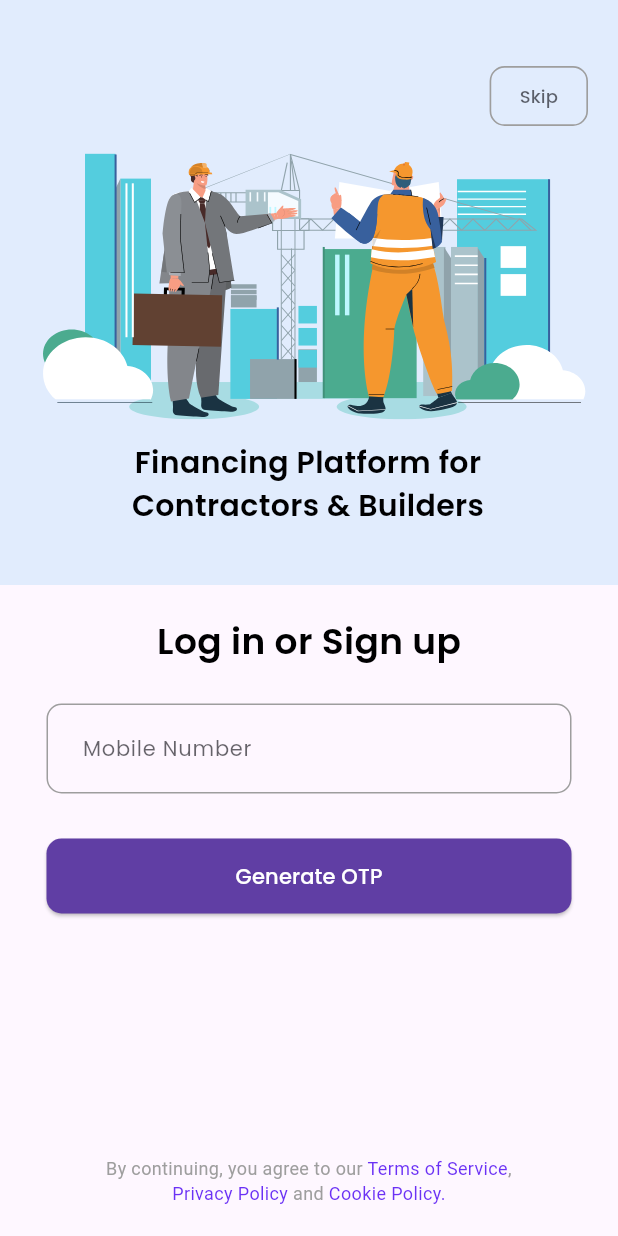
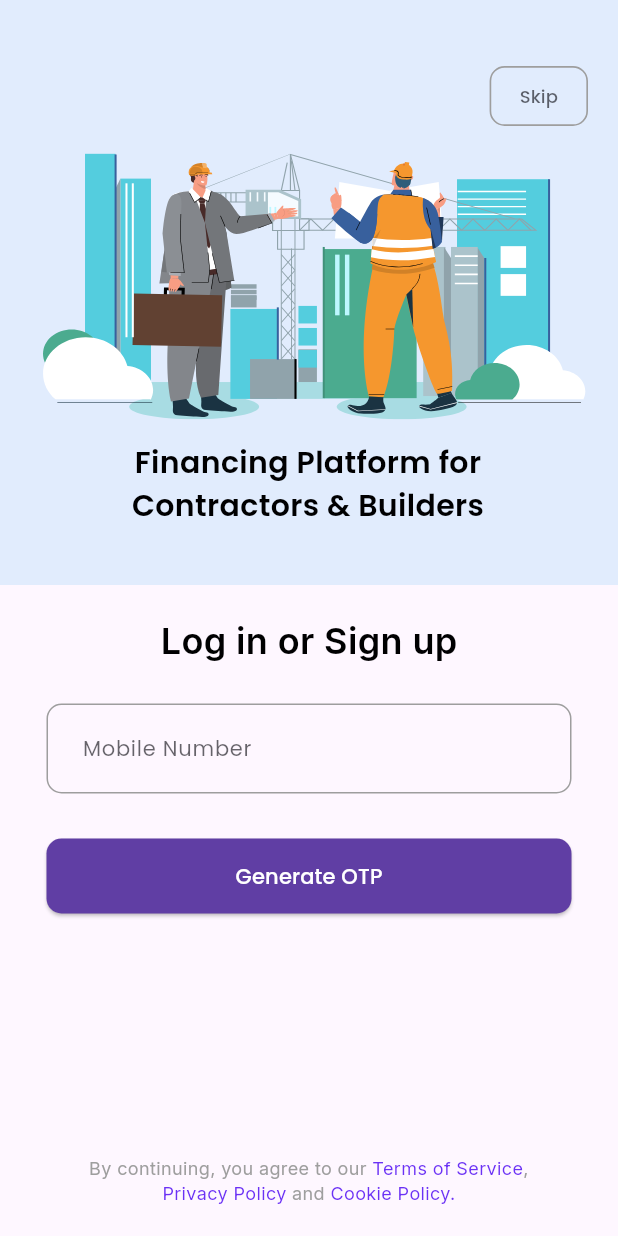
Before and after one commit to sagarpandey142/MansoonPe, a Flutter app: the screen it shows after launch, on a phone screen of 412 x 824 dp. Run offline on Flutter 3.47's test engine with Material 3 defaults, Android fonts, the phone set to English and light mode, and no system bars; our stand-ins replace flutter_otp_text_field, flutter_screenutil, flutter_svg, get, google_fonts.

Commit message:
login page,otp page , home page,register page

```diff
--- a/lib/ui/screens/login_screen/login_page_screen.dart
+++ b/lib/ui/screens/login_screen/login_page_screen.dart
@@ -1,6 +1,7 @@
 import 'package:flutter/material.dart';
 import 'package:flutter_svg/svg.dart';
 import 'package:get/get.dart';
+import 'package:google_fonts/google_fonts.dart';
 import 'package:projects/ui/screens/home_screen/home_page_screen.dart';
 import 'login_page_controller.dart'; // Import the controller
 
@@ -74,7 +75,7 @@ class LoginPageScreen extends StatelessWidget {
           const SizedBox(height: 20),
           Text(
             "Log in or Sign up",
-            style: TextStyle(
+            style: GoogleFonts.inter(
               fontSize: 24,
               fontWeight: FontWeight.w600,
               color: Color(0xFF000001),
@@ -142,7 +143,7 @@ class LoginPageScreen extends StatelessWidget {
             child: Text.rich(
               TextSpan(
                 text: "By continuing, you agree to our ",
-                style: TextStyle(
+                style: GoogleFonts.inter(
                   fontSize: 12,
                   color: Colors.grey,
                   fontWeight: FontWeight.w400,
@@ -150,7 +151,7 @@ class LoginPageScreen extends StatelessWidget {
                 children: [
                   TextSpan(
                     text: "Terms of Service",
-                    style: TextStyle(
+                    style: GoogleFonts.inter(
                       fontSize: 12,
                       color: Color(0xCC4600F2),
                       fontWeight: FontWeight.w400,
@@ -159,7 +160,7 @@ class LoginPageScreen extends StatelessWidget {
                   const TextSpan(text: ", "),
                   TextSpan(
                     text: "\nPrivacy Policy",
-                    style: TextStyle(
+                    style: GoogleFonts.inter(
                       fontSize: 12,
                       color: Color(0xCC4600F2),
                       fontWeight: FontWeight.w400,
@@ -168,7 +169,7 @@ class LoginPageScreen extends StatelessWidget {
                   const TextSpan(text: " and "),
                   TextSpan(
                     text: "Cookie Policy.",
-                    style: TextStyle(
+                    style: GoogleFonts.inter(
                       fontSize: 12,
                       color: Color(0xCC4600F2),
                       fontWeight: FontWeight.w400,
```
